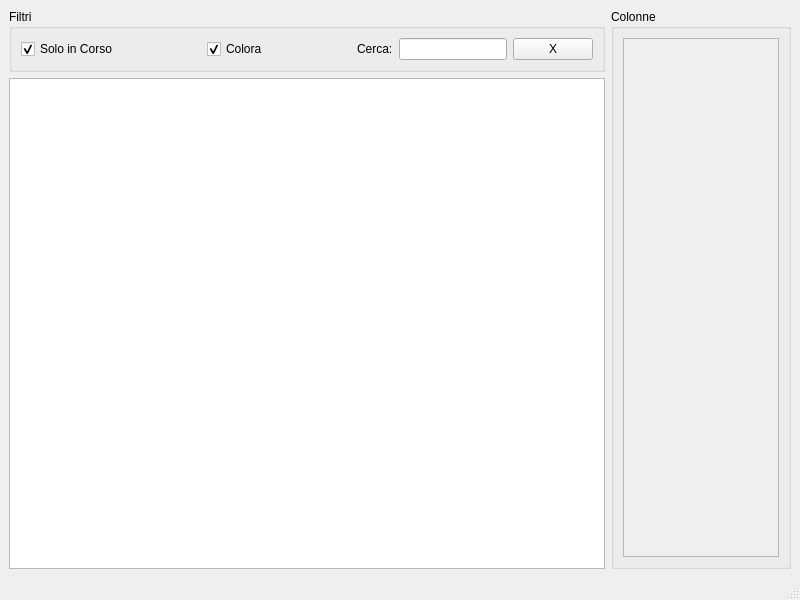
This is mainwindow.ui in tarateo78/Praticometro as Qt 5 draws it before an edit. The edited form follows.
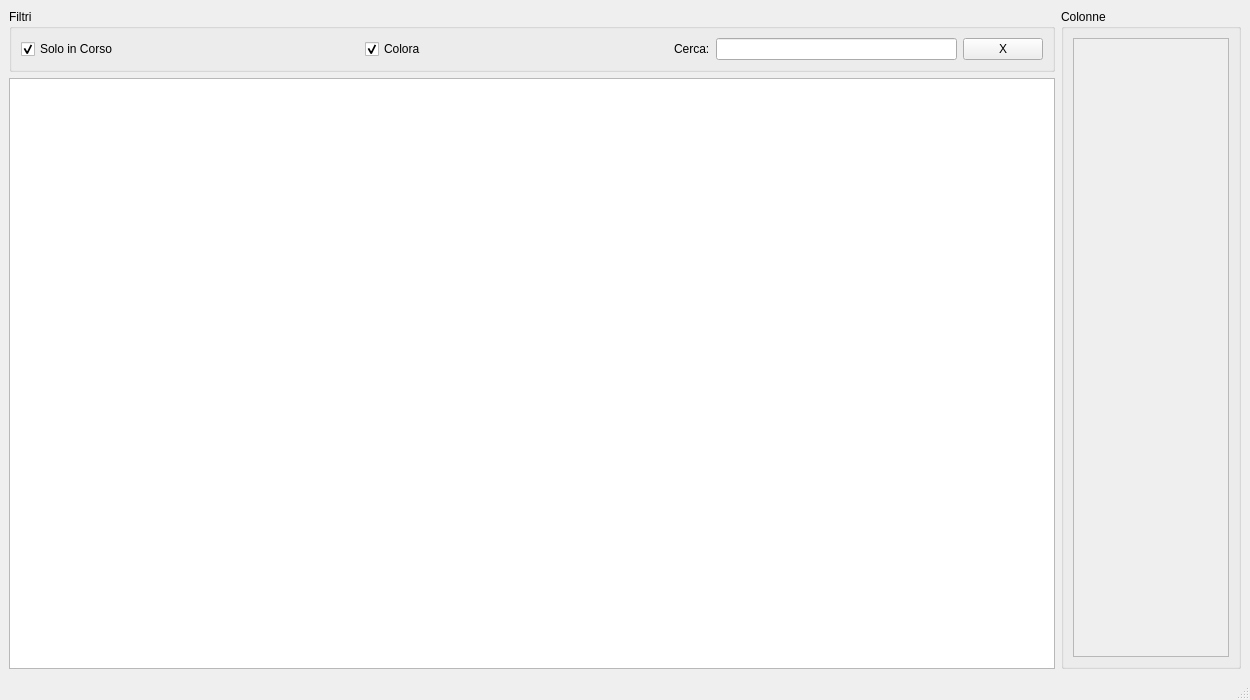
This is the edited form.

Diff of the .ui file:
```diff
--- a/mainwindow.ui
+++ b/mainwindow.ui
@@ -6,8 +6,8 @@
    <rect>
     <x>0</x>
     <y>0</y>
-    <width>800</width>
-    <height>600</height>
+    <width>1250</width>
+    <height>700</height>
    </rect>
   </property>
   <property name="windowTitle">
@@ -132,8 +132,8 @@
              <rect>
               <x>0</x>
               <y>0</y>
-              <width>154</width>
-              <height>479</height>
+              <width>158</width>
+              <height>599</height>
              </rect>
             </property>
             <layout class="QVBoxLayout" name="verticalLayout_2">
```
Left out of the diff: 4 changed lines with no effect on the pictures.
